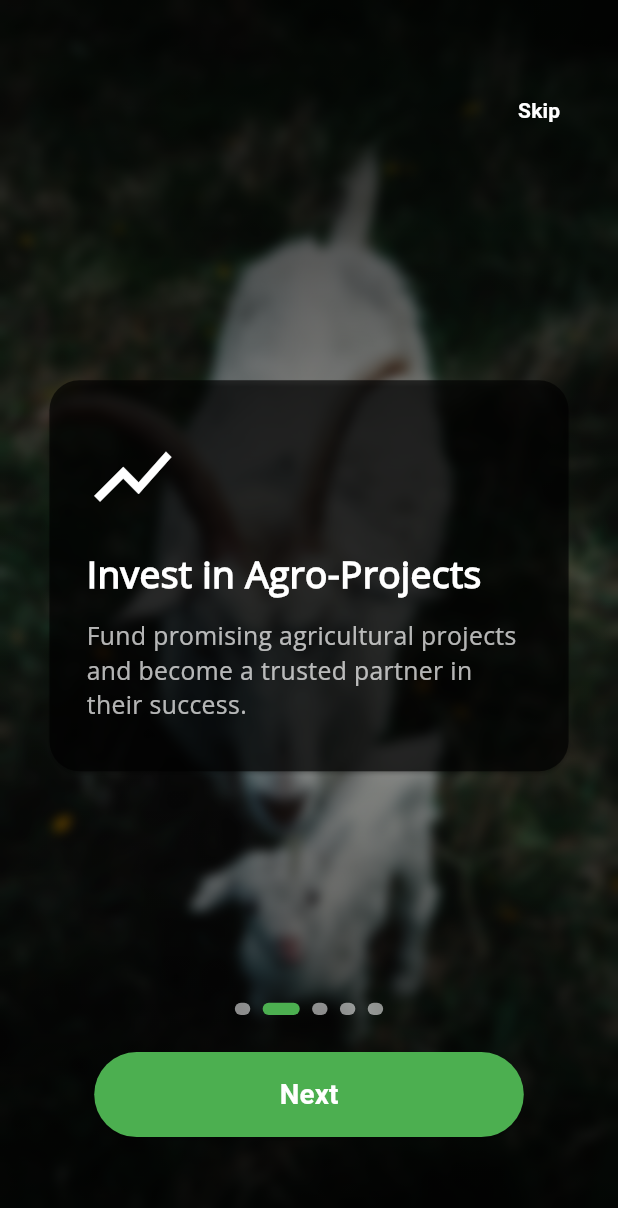
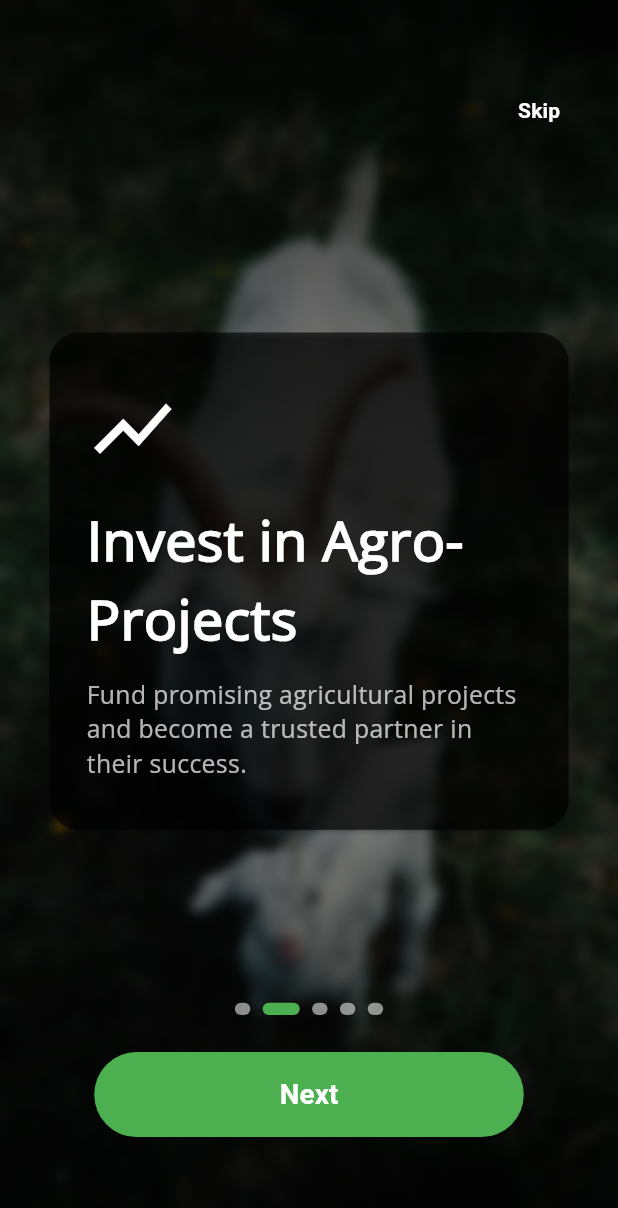
Before and after one commit to shekhorchandra/growup_mbl_app-master_restapi, a Flutter app: the screen it shows after launch, swiped to page 2, on a phone screen of 412 x 824 dp. Shown: the top 1208 px of the screen. Run offline on Flutter 3.47's test engine with Material 3 defaults, Android fonts, the phone set to English and light mode, and no system bars; our stand-ins replace carousel_slider, dio, flutter_html, flutter_secure_storage, flutter_svg, font_awesome_flutter and 8 more; missing offline and left inert: flutter_file_dialog, flutter_pdfview, flutter_sslcommerz, in_app_update, shurjopay.

```diff
--- a/lib/views/Onboarding_Screen.dart
+++ b/lib/views/Onboarding_Screen.dart
@@ -16,48 +16,47 @@ class _OnboardingScreenState extends State<OnboardingScreen> {
   final PageController _controller = PageController();
   int currentPage = 0;
 
-  // Onboarding pages (first one is video)
   final List<Map<String, dynamic>> pages = [
     {
       "icon": Icons.grass,
       "title": "The Future of Farming, Today.",
       "subtitle":
-          "Join a community of modern farmers. Get insights, manage crops, and grow your business.",
+      "Join a community of modern farmers. Get insights, manage crops, and grow your business.",
       "image": "assets/images/futurefram.jpg",
     },
     {
       "icon": Icons.show_chart,
       "title": "Invest in Agro-Projects",
       "subtitle":
-          "Fund promising agricultural projects and become a trusted partner in their success.",
+      "Fund promising agricultural projects and become a trusted partner in their success.",
       "image": "assets/images/animal.jpg",
     },
     {
       "icon": Icons.home,
       "title": "Own Your Farmland",
       "subtitle":
-          "Buy or invest in agricultural land. Build your dream farm for a sustainable future.",
+      "Buy or invest in agricultural land. Build your dream farm for a sustainable future.",
       "image": "assets/images/fram.jpg",
     },
     {
       "icon": Icons.shopping_cart,
       "title": "Shop for Agri-essentials",
       "subtitle":
-          "Seeds, fertilizers, and machinery—get all your farming needs from our trusted marketplace.",
+      "Seeds, fertilizers, and machinery—get all your farming needs from our trusted marketplace.",
       "image": "assets/images/agriessn.jpg",
-    },{
+    },
+    {
       "icon": "",
-      "title": "Building Limitless Tomorrow",
-      "subtitle":
-      "",
-      "image": "assets/images/mobile_app_bg.jpg",
+      "title": "",
+      "subtitle": "",
+      "image": "assets/images/APP-BG1-Recovered.jpg",
     },
-
-    /*{
+    /* Example video page:
+    {
       "isVideo": true,
       "videoSource": "asset",
       "videoPath": "assets/videos/intro.mov",
-    },*/
+    }, */
   ];
 
   VideoPlayerController? _videoController;
@@ -65,7 +64,6 @@ class _OnboardingScreenState extends State<OnboardingScreen> {
 
   int get _videoPageIndex => pages.indexWhere((p) => p['isVideo'] == true);
 
-  // ───────────────────────────────────────────────────────────────
   Future<void> _complete() async {
     final prefs = await SharedPreferences.getInstance();
     await prefs.setBool('seenOnboarding', true);
@@ -87,7 +85,6 @@ class _OnboardingScreenState extends State<OnboardingScreen> {
     }
   }
 
-  // ───────────────────────────────────────────────────────────────
   @override
   void initState() {
     super.initState();
@@ -100,7 +97,7 @@ class _OnboardingScreenState extends State<OnboardingScreen> {
 
       _videoController!
         ..setLooping(true)
-        ..setVolume(0.0) // 🔇 Mute
+        ..setVolume(0.0)
         ..initialize().then((_) {
           if (!mounted) return;
           setState(() => _videoReady = true);
@@ -143,30 +140,23 @@ class _OnboardingScreenState extends State<OnboardingScreen> {
             itemBuilder: (context, index) {
               final data = pages[index];
               final isVideo = data['isVideo'] == true;
+              final isLastPage = index == pages.length - 1;
 
               return Stack(
                 fit: StackFit.expand,
                 children: [
-                  // ─────────────── Background ───────────────
+                  // Background
                   if (isVideo)
-                    _VideoBackground(
-                      controller: _videoController,
-                      ready: _videoReady,
-                    )
+                    _VideoBackground(controller: _videoController, ready: _videoReady)
                   else
-                    Image.asset(
-                      data["image"]!,
-                      fit: BoxFit.cover,
-                    ),
+                    Image.asset(data["image"]!, fit: BoxFit.cover),
 
-                  // ─────────────── Overlays only for image pages ───────────────
-                  if (!isVideo) ...[
-                    // Slight blur
+                  // Blur + gradient only for non-last pages
+                  if (!isVideo && !isLastPage) ...[
                     BackdropFilter(
                       filter: ImageFilter.blur(sigmaX: 4, sigmaY: 4),
-                      child: Container(color: Colors.black.withOpacity(0.30)),
+                      child: Container(color: Colors.black.withOpacity(0.3)),
                     ),
-                    // Gradient overlay
                     Container(
                       decoration: BoxDecoration(
                         gradient: LinearGradient(
@@ -182,8 +172,8 @@ class _OnboardingScreenState extends State<OnboardingScreen> {
                     ),
                   ],
 
-                  // ─────────────── Text Card ───────────────
-                  if (!isVideo)
+                  // Card with icon/title/subtitle only for non-last pages
+                  if (!isVideo && !isLastPage)
                     Align(
                       alignment: const Alignment(0, -0.1),
                       child: Card(
@@ -199,27 +189,20 @@ class _OnboardingScreenState extends State<OnboardingScreen> {
                           ),
                           child: Column(
                             mainAxisSize: MainAxisSize.min,
-                            crossAxisAlignment: data["icon"] == ""? CrossAxisAlignment.center : CrossAxisAlignment.start,
+                            crossAxisAlignment:
+                            data["icon"] == "" ? CrossAxisAlignment.center : CrossAxisAlignment.start,
                             children: [
-                              data["icon"] == ""
-                                  ? Image.asset(
-                                "assets/images/GrowupLogo.png",
-                                width: screenW * 0.25,
-                                height: screenW * 0.25,
-                                fit: BoxFit.contain,
-                              ) : Icon(
-                                data["icon"],
-                                color: Colors.white,
-                                size: screenW * 0.15,
-                              ),
+                              if (data["icon"] != "")
+                                Icon(data["icon"], color: Colors.white, size: screenW * 0.15),
                               SizedBox(height: screenH * 0.02),
                               Text(
                                 data["title"] ?? '',
                                 style: TextStyle(
-                                  fontSize: data["icon"] == "" ? 18 : screenW * 0.06 ,
+                                  fontSize: screenW * 0.09,
                                   fontWeight: FontWeight.bold,
                                   color: Colors.white,
                                 ),
+                                textAlign: data["icon"] == "" ? TextAlign.center : TextAlign.start,
                               ),
                               SizedBox(height: screenH * 0.015),
                               Text(
@@ -229,6 +212,7 @@ class _OnboardingScreenState extends State<OnboardingScreen> {
                                   color: Colors.white70,
                                   height: 1.4,
                                 ),
+                                textAlign: data["icon"] == "" ? TextAlign.center : TextAlign.start,
                               ),
                             ],
                           ),
@@ -263,17 +247,14 @@ class _OnboardingScreenState extends State<OnboardingScreen> {
             right: 0,
             child: Column(
               children: [
-                // Dots
                 Row(
                   mainAxisAlignment: MainAxisAlignment.center,
                   children: List.generate(
                     pages.length,
-                    (i) => AnimatedContainer(
+                        (i) => AnimatedContainer(
                       duration: const Duration(milliseconds: 300),
                       margin: EdgeInsets.symmetric(horizontal: screenW * 0.01),
-                      width: currentPage == i
-                          ? screenW * 0.06
-                          : screenW * 0.025,
+                      width: currentPage == i ? screenW * 0.06 : screenW * 0.025,
                       height: screenH * 0.01,
                       decoration: BoxDecoration(
                         color: currentPage == i ? Colors.green : Colors.white54,
@@ -283,8 +264,6 @@ class _OnboardingScreenState extends State<OnboardingScreen> {
                   ),
                 ),
                 SizedBox(height: screenH * 0.03),
-
-                // Next / Get Started button
                 ElevatedButton(
                   style: ElevatedButton.styleFrom(
                     backgroundColor: Colors.green,
@@ -315,7 +294,6 @@ class _OnboardingScreenState extends State<OnboardingScreen> {
   }
 }
 
-// 🔇 Video background (muted, no controls)
 class _VideoBackground extends StatelessWidget {
   const _VideoBackground({required this.controller, required this.ready});
 
```
